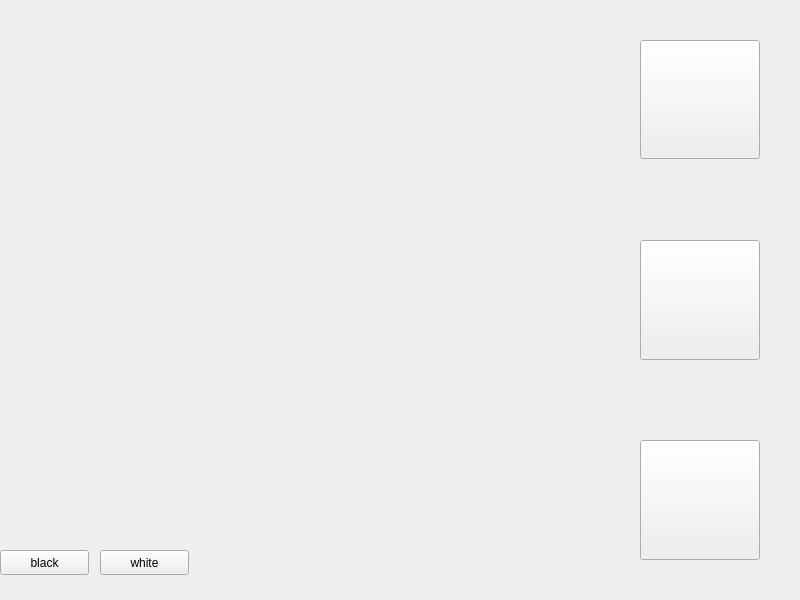
Above: pyQt/design.ui from Fr1tzler/HexatoriPy before the change. Below: the same form after it.
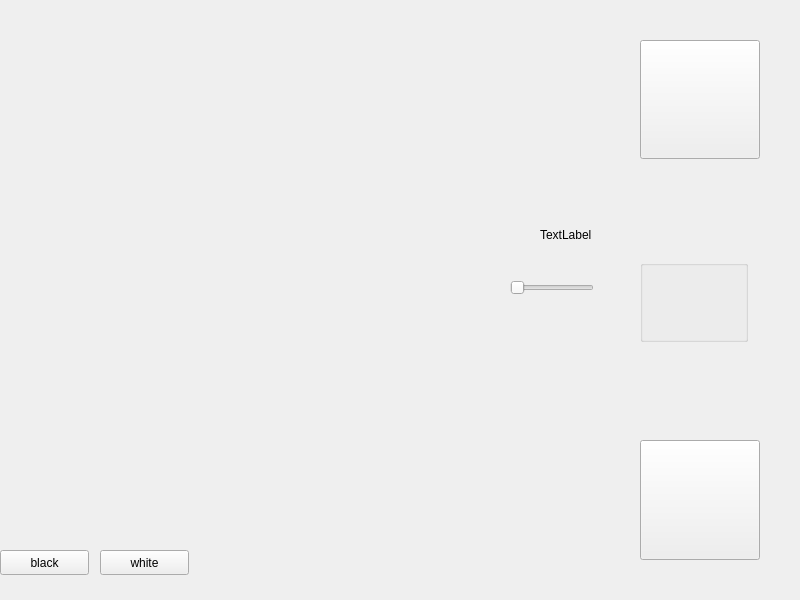
That is the form after the change.

Commit message: fix level size slider

Diff of the .ui file:
```diff
--- a/pyQt/design.ui
+++ b/pyQt/design.ui
@@ -45,19 +45,6 @@
      <string/>
     </property>
    </widget>
-   <widget class="QPushButton" name="hintButton">
-    <property name="geometry">
-     <rect>
-      <x>640</x>
-      <y>240</y>
-      <width>120</width>
-      <height>120</height>
-     </rect>
-    </property>
-    <property name="text">
-     <string/>
-    </property>
-   </widget>
    <widget class="QPushButton" name="solveButton">
     <property name="geometry">
      <rect>
@@ -97,6 +84,58 @@
      <string>white</string>
     </property>
    </widget>
+   <widget class="QGroupBox" name="groupBox">
+    <property name="geometry">
+     <rect>
+      <x>640</x>
+      <y>260</y>
+      <width>108</width>
+      <height>82</height>
+     </rect>
+    </property>
+    <property name="minimumSize">
+     <size>
+      <width>0</width>
+      <height>60</height>
+     </size>
+    </property>
+    <property name="title">
+     <string/>
+    </property>
+    <layout class="QVBoxLayout" name="verticalLayout"/>
+   </widget>
+   <widget class="QLabel" name="size_label">
+    <property name="geometry">
+     <rect>
+      <x>540</x>
+      <y>220</y>
+      <width>84</width>
+      <height>30</height>
+     </rect>
+    </property>
+    <property name="minimumSize">
+     <size>
+      <width>0</width>
+      <height>30</height>
+     </size>
+    </property>
+    <property name="text">
+     <string>TextLabel</string>
+    </property>
+   </widget>
+   <widget class="QSlider" name="horizontalSlider">
+    <property name="geometry">
+     <rect>
+      <x>510</x>
+      <y>280</y>
+      <width>84</width>
+      <height>15</height>
+     </rect>
+    </property>
+    <property name="orientation">
+     <enum>Qt::Horizontal</enum>
+    </property>
+   </widget>
   </widget>
   <action name="actionSet_size">
    <property name="text">
```
The commit also changes 3 other files.
